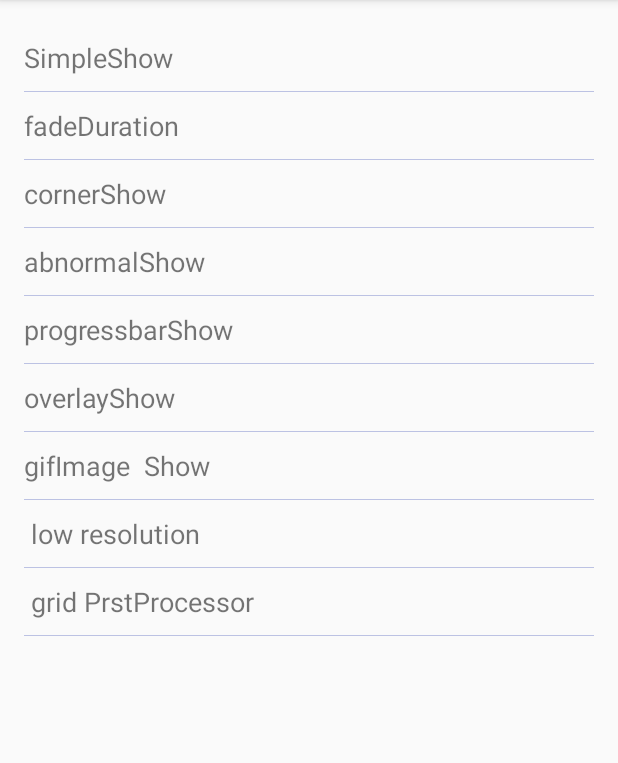
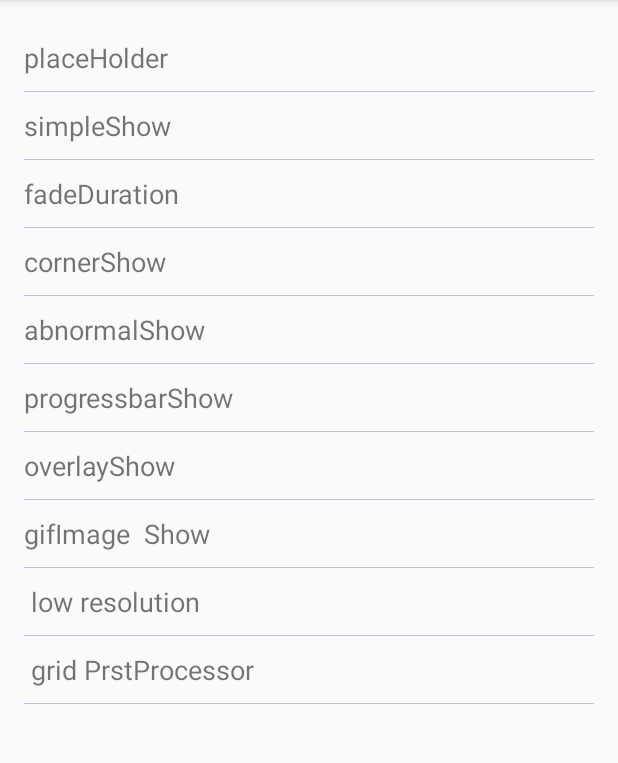
Before and after one commit to gitjing/MyFrescoDemo, an Android app: the screen it shows after launch (MainActivity), on a phone screen of 412 x 824 dp, the part 84-847 px from its top. Run offline under Robolectric (Android 15) with nearby library versions, the phone set to English and light mode, and no system bars; our stand-ins replace ButterKnife; libraries missing offline, so code that uses them is left out: com.facebook.drawee; 1 statement that could not run was skipped.

Commit message:
添加占位图例子

```diff
--- a/app/src/main/java/com/example/ljj/myfrescodemo/MainActivity.java
+++ b/app/src/main/java/com/example/ljj/myfrescodemo/MainActivity.java
@@ -15,6 +15,7 @@ import com.example.ljj.myfrescodemo.basicusage.FadeDurationActivity;
 import com.example.ljj.myfrescodemo.basicusage.GifImageActivity;
 import com.example.ljj.myfrescodemo.basicusage.LowResolutionActivity;
 import com.example.ljj.myfrescodemo.basicusage.OverlayShowActivity;
+import com.example.ljj.myfrescodemo.basicusage.PlaceHolderActivity;
 import com.example.ljj.myfrescodemo.basicusage.ProgressBarActivity;
 import com.example.ljj.myfrescodemo.basicusage.SimpleShowActivity;
 import com.example.ljj.myfrescodemo.demolist.ActivityHolder;
@@ -49,7 +50,8 @@ public class MainActivity extends AppCompatActivity {
     }
 
     private void initActivityHolder() {
-        activityHolder.addActivity("SimpleShow",SimpleShowActivity.class);
+        activityHolder.addActivity("placeHolder",PlaceHolderActivity.class);
+        activityHolder.addActivity("simpleShow",SimpleShowActivity.class);
         activityHolder.addActivity("fadeDuration",FadeDurationActivity.class);
         activityHolder.addActivity("cornerShow",CircleActivity.class);
         activityHolder.addActivity("abnormalShow",AbnormalActivity.class);
```
